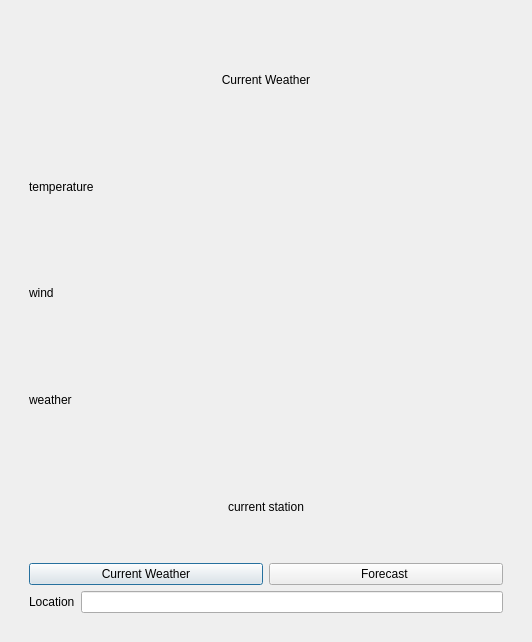
Before: the Qt Designer form weatherdialog.ui in Tauski/IdealPDA_Windows, drawn with Qt 5.
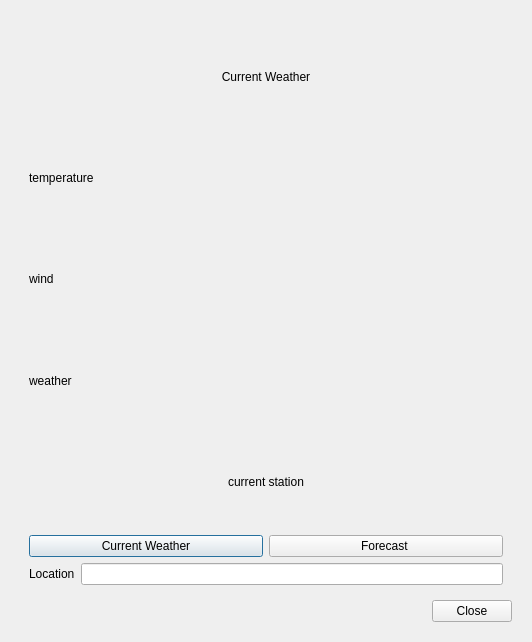
After: the same form once the commit is applied.

```diff
--- a/weatherdialog.ui
+++ b/weatherdialog.ui
@@ -228,6 +228,13 @@
         </widget>
        </widget>
       </item>
+      <item>
+       <widget class="QDialogButtonBox" name="buttonBox">
+        <property name="standardButtons">
+         <set>QDialogButtonBox::Close</set>
+        </property>
+       </widget>
+      </item>
      </layout>
     </widget>
    </item>
```
